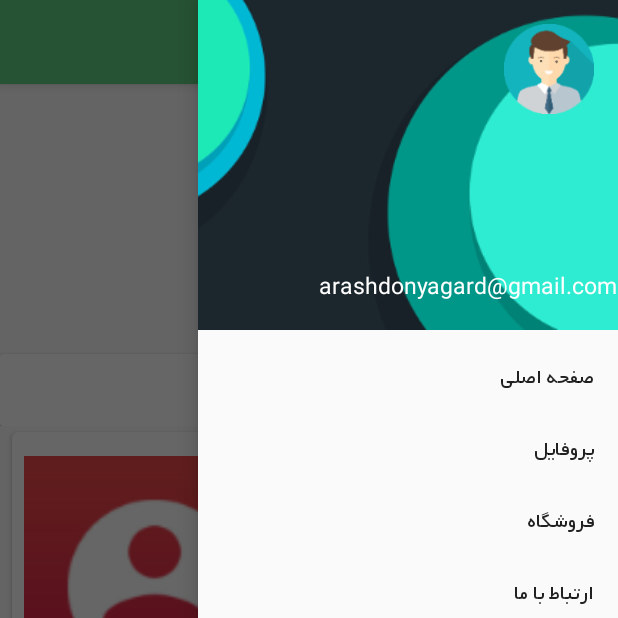
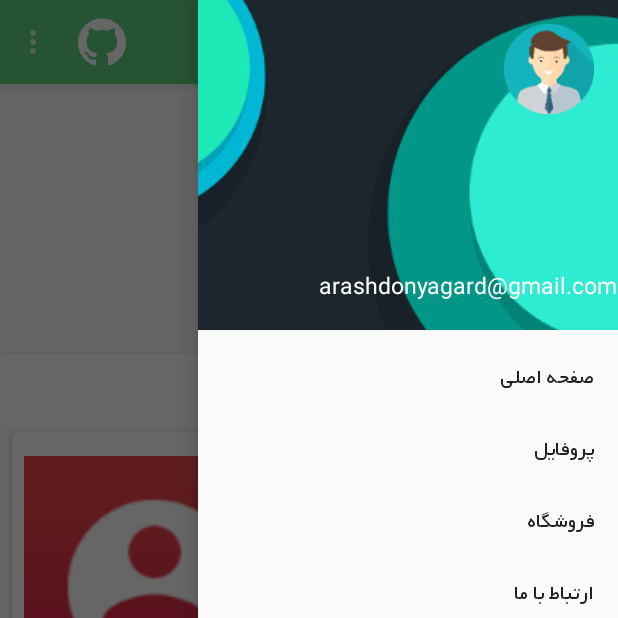
Before and after one commit to a-donyagard/7learnTutorialApp, an Android app: the screen it shows after launch (MainActivity), with the side drawer open, on a phone screen of 412 x 824 dp, the top half of it. Run offline under Robolectric (Android 15) with nearby library versions, the phone set to English and light mode, and no system bars; our stand-ins replace Picasso; libraries missing offline, so code that uses them is left out: ss.com.bannerslider; pictures from the network do not load; 6 statements that could not run were skipped.

Commit message:
implement SwipeRefreshLayout and toolbar menu

```diff
--- a/app/src/main/java/com/example/android/a7learntutorialapp/ApiService.java
+++ b/app/src/main/java/com/example/android/a7learntutorialapp/ApiService.java
@@ -34,9 +34,9 @@ public class ApiService {
     }
 
     public void getCurrentWeather(final OnWeatherInfoReceived onWeatherInfoReceived, String cityName) {
-        JsonObjectRequest request = new JsonObjectRequest(Request.Method.GET,
-                "https://api.openweathermap.org/data/2.5/weather?q="+cityName+"&apikey=0067ea3ffc9cad0548529afa3639f76f",
-                null, new Response.Listener<JSONObject>() {
+            JsonObjectRequest request = new JsonObjectRequest(Request.Method.GET,
+                    "https://api.openweathermap.org/data/2.5/weather?q="+cityName+"&apikey=0067ea3ffc9cad0548529afa3639f76f",
+                    null, new Response.Listener<JSONObject>() {
             @Override
             public void onResponse(JSONObject response) {
                 Log.i(TAG, "onResponse: " + response.toString());
--- a/app/src/main/res/layout/activity_main.xml
+++ b/app/src/main/res/layout/activity_main.xml
@@ -48,6 +48,6 @@
         android:layout_width="280dp"
         android:layout_height="match_parent"
         android:layout_gravity="start"
-        app:menu="@menu/navigation_menu"
+        app:menu="@menu/menu_navigation"
         app:headerLayout="@layout/layout_navigation_header"/>
 </android.support.v4.widget.DrawerLayout>
--- /dev/null
+++ b/app/src/main/res/menu/menu_main_activity.xml
@@ -0,0 +1,14 @@
+<?xml version="1.0" encoding="utf-8"?>
+<menu xmlns:android="http://schemas.android.com/apk/res/android"
+    xmlns:app="http://schemas.android.com/apk/res-auto">
+    <item android:id="@+id/menu_item_view_github"
+        android:title="@string/menu_title_view_github"
+        android:icon="@drawable/ic_action_git"
+        app:showAsAction="always"/>
+    <item android:id="@+id/menu_item_view_profile"
+        android:title="@string/menu_title_view_profile"
+        app:showAsAction="never"/>
+    <item android:id="@+id/menu_item_sign_out"
+        android:title="@string/menu_title_sign_out"
+        app:showAsAction="never"/>
+</menu>
--- a/app/src/main/res/values/strings.xml
+++ b/app/src/main/res/values/strings.xml
@@ -23,4 +23,8 @@
     <string name="animations_main_activity_toolbar_title">انیمیشن در اندروید</string>
     <string name="appwidget_text">EXAMPLE</string>
     <string name="add_widget">Add widget</string>
+
+    <string name="menu_title_view_github">Github</string>
+    <string name="menu_title_view_profile">پروفایل</string>
+    <string name="menu_title_sign_out">خروج</string>
 </resources>
```
Also changed, not shown: app/src/main/java/com/example/android/a7learntutorialapp/adapter/PostsAdapter.java (+7 -2 lines), app/src/main/java/com/example/android/a7learntutorialapp/view/activity/MainActivity.java (+24 -1 lines), app/src/main/java/com/example/android/a7learntutorialapp/view/activity/PostsActivity.java (+22 -0 lines), app/src/main/res/layout/activity_posts.xml (+9 -3 lines), app/src/main/res/drawable-xxxhdpi/ic_action_git.png (added), app/src/main/res/menu/menu_navigation.xml (renamed from app/src/main/res/menu/navigation_menu.xml).
